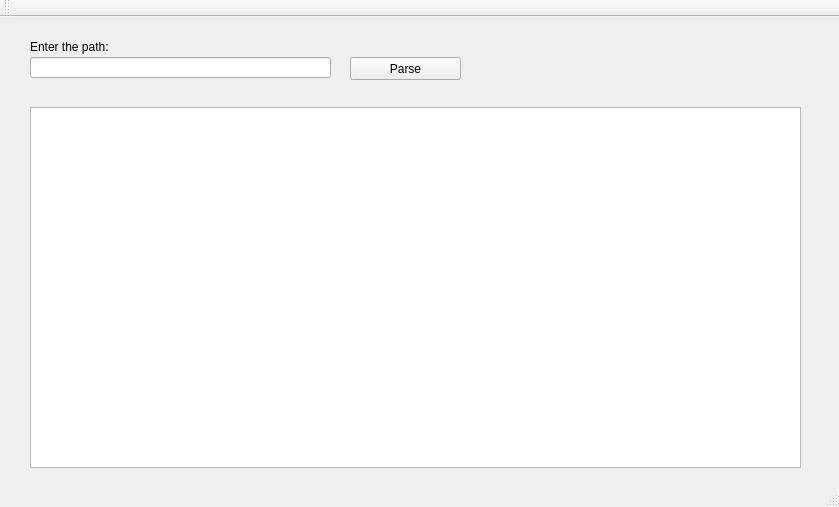
Before: the Qt Designer form path/mainwindow.ui in evgenybritan/parser, drawn with Qt 5.
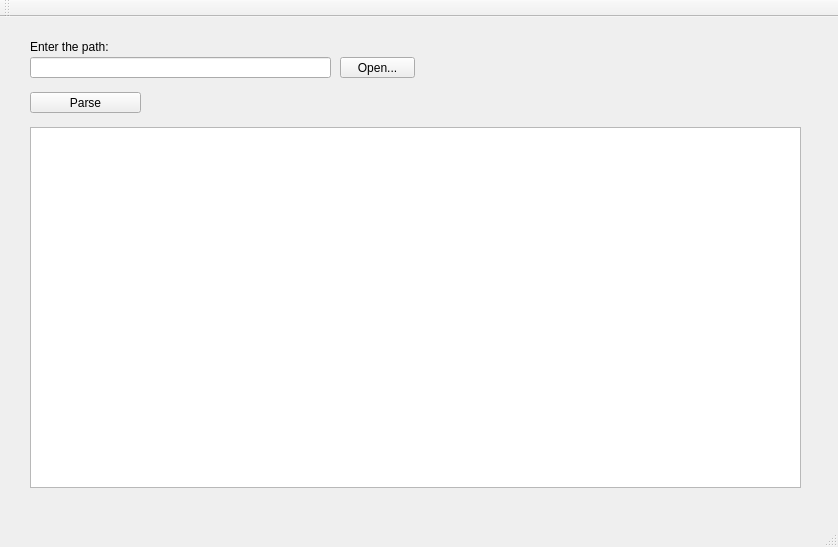
After: the same form once the commit is applied.

The edit to the form file:
```diff
--- a/path/mainwindow.ui
+++ b/path/mainwindow.ui
@@ -6,8 +6,8 @@
    <rect>
     <x>0</x>
     <y>0</y>
-    <width>839</width>
-    <height>507</height>
+    <width>838</width>
+    <height>547</height>
    </rect>
   </property>
   <property name="windowTitle">
@@ -36,10 +36,10 @@
    <widget class="QPushButton" name="pathstart">
     <property name="geometry">
      <rect>
-      <x>350</x>
-      <y>40</y>
+      <x>30</x>
+      <y>75</y>
       <width>111</width>
-      <height>23</height>
+      <height>21</height>
      </rect>
     </property>
     <property name="text">
@@ -63,7 +63,7 @@
     <property name="geometry">
      <rect>
       <x>30</x>
-      <y>90</y>
+      <y>110</y>
       <width>771</width>
       <height>361</height>
      </rect>
@@ -82,6 +82,19 @@
      <string>Enter the path:</string>
     </property>
    </widget>
+   <widget class="QPushButton" name="pushButton">
+    <property name="geometry">
+     <rect>
+      <x>340</x>
+      <y>40</y>
+      <width>75</width>
+      <height>21</height>
+     </rect>
+    </property>
+    <property name="text">
+     <string>Open...</string>
+    </property>
+   </widget>
   </widget>
   <widget class="QMenuBar" name="menuBar">
    <property name="geometry">
```
Left out of the diff: 2 changed lines with no effect on the pictures.
